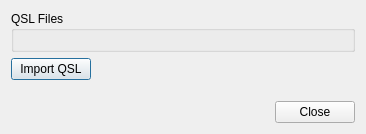
First picture: the form in ui/PaperQSLDialog.ui, repository k5mcd/QLog, before the edit.
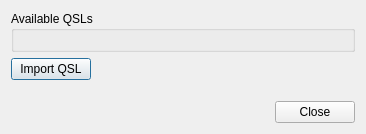
Second picture: the form after the edit. Icons and pictures are not drawn.

Commit message: PaperQSLDialog: Rewording

The edit to the form file:
```diff
--- a/ui/PaperQSLDialog.ui
+++ b/ui/PaperQSLDialog.ui
@@ -20,7 +20,7 @@
    <item>
     <widget class="QGroupBox" name="groupBox">
      <property name="title">
-      <string>QSL Files</string>
+      <string>Available QSLs</string>
      </property>
      <layout class="QVBoxLayout" name="verticalLayout">
       <item>
```
Left out of the diff: 2 changed lines with no effect on the pictures. The commit also changes 1 other file.
